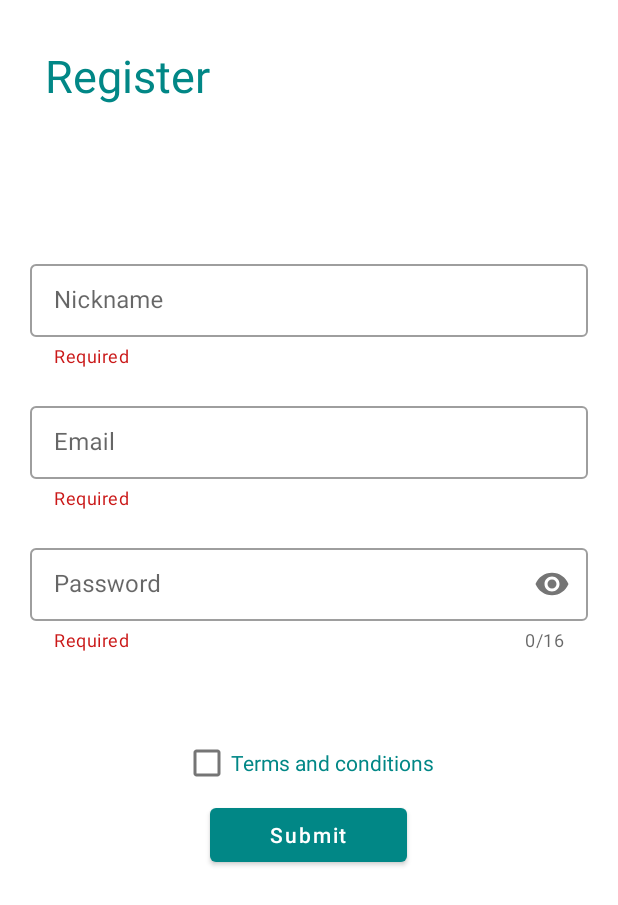
After one commit to liadT22/ImBoard, an Android app: the RegisterFragment screen opened through its navigation route, on a phone screen of 412 x 824 dp. The commit adds this screen. Shown: the top 905 px of the screen. Run offline under Robolectric (Android 15) with nearby library versions, the phone set to English and light mode, and no system bars; 2 statements that could not run were skipped.

Commit message:
added register and basic register requirements for a user

```diff
--- a/app/src/main/java/com/example/imboard/fragments/AccountFragment.kt
+++ b/app/src/main/java/com/example/imboard/fragments/AccountFragment.kt
@@ -7,7 +7,7 @@ import android.view.View
 import android.view.ViewGroup
 import com.example.imboard.R
 import com.example.imboard.databinding.FragmentAccountBinding
-import il.co.syntax.fullarchitectureretrofithiltkotlin.utils.autoCleared
+import com.example.imboard.util.autoCleared
 
 class AccountFragment : Fragment() {
 
--- a/app/src/main/java/com/example/imboard/fragments/LobbyScreenFragment.kt
+++ b/app/src/main/java/com/example/imboard/fragments/LobbyScreenFragment.kt
@@ -7,7 +7,7 @@ import android.view.ViewGroup
 import androidx.fragment.app.Fragment
 import com.bumptech.glide.Glide
 import com.example.imboard.databinding.LobbyScreenBinding
-import il.co.syntax.fullarchitectureretrofithiltkotlin.utils.autoCleared
+import com.example.imboard.util.autoCleared
 
 class LobbyScreenFragment : Fragment() {
     private var binding : LobbyScreenBinding by autoCleared()
--- a/app/src/main/java/com/example/imboard/fragments/NewLobbyFragment.kt
+++ b/app/src/main/java/com/example/imboard/fragments/NewLobbyFragment.kt
@@ -7,7 +7,7 @@ import android.view.View
 import android.view.ViewGroup
 import com.example.imboard.R
 import com.example.imboard.databinding.FragmentNewLobbyBinding
-import il.co.syntax.fullarchitectureretrofithiltkotlin.utils.autoCleared
+import com.example.imboard.util.autoCleared
 
 class NewLobbyFragment : Fragment() {
     private var binding : FragmentNewLobbyBinding by autoCleared()
--- /dev/null
+++ b/app/src/main/java/com/example/imboard/fragments/RegisterFragment.kt
@@ -0,0 +1,184 @@
+package com.example.imboard.fragments
+
+import android.app.AlertDialog
+import android.os.Bundle
+import android.util.Patterns
+import android.view.LayoutInflater
+import android.view.View
+import android.view.ViewGroup
+import androidx.fragment.app.Fragment
+import com.example.imboard.R
+import com.example.imboard.databinding.FragmentRegisterScreenBinding
+import com.example.imboard.util.autoCleared
+
+
+class RegisterFragment : Fragment() {
+
+    private var binding: FragmentRegisterScreenBinding by autoCleared()
+    override fun onCreateView(
+        inflater: LayoutInflater,
+        container: ViewGroup?,
+        savedInstanceState: Bundle?
+    ): View? {
+        binding = FragmentRegisterScreenBinding.inflate(inflater, container, false)
+
+        val builder = createThermsAlertDialog()
+        binding.regSubmitBtn.isClickable = false
+
+        //popup alertdialog of therms when press checkbox
+        binding.regTacCheckBox.setOnCheckedChangeListener { buttonView, isChecked ->
+            if(binding.regTacCheckBox.isChecked === true)
+                builder?.show()
+            if(binding.regTacCheckBox.isChecked === true)
+                binding.regSubmitBtn.isClickable = true
+            else binding.regSubmitBtn.isClickable = false
+        }
+
+        emailFocusListener()
+        passwordFocusListener()
+        nicknameFocusListener()
+
+        binding.regSubmitBtn.setOnClickListener { submitRegister() }
+
+        return binding.root
+    }
+
+    fun userChoice(choice: String?) {
+        if (choice === "Agree")
+            binding.regTacCheckBox.isChecked = true
+        else if (choice === "DisAgree")
+            binding.regTacCheckBox.isChecked = false
+    }
+
+    private fun createThermsAlertDialog(): AlertDialog.Builder? {
+        return AlertDialog.Builder(context).setTitle("Terms and conditions")
+            .setMessage("bla")
+            .setPositiveButton("Agree") { dialogInterface, it ->
+                userChoice("Agree")
+                dialogInterface.cancel()
+            }
+            .setNegativeButton("DisAgree") { dialogInterface, it ->
+                userChoice("DisAgree")
+                dialogInterface.cancel()
+            }
+    }
+
+    private fun submitRegister()
+    {
+        binding.regEmailContainer.helperText = validEmail()
+        binding.regPasswordContainer.helperText = validPassword()
+        binding.regNickContainer.helperText = validNickname()
+
+        val validEmail = binding.regEmailContainer.helperText == null
+        val validPassword = binding.regPasswordContainer.helperText == null
+        val validNickname = binding.regNickContainer.helperText == null
+
+        if (validEmail && validPassword && validNickname && binding.regTacCheckBox.isChecked === true)
+            resetForm()
+        else
+            invalidForm()
+    }
+
+    private fun invalidForm()
+    {
+        var message = ""
+        if(binding.regEmailContainer.helperText != null)
+            message += "\n\nEmail: " + binding.regEmailContainer.helperText
+        if(binding.regPasswordContainer.helperText != null)
+            message += "\n\nPassword: " + binding.regPasswordContainer.helperText
+        if(binding.regNickContainer.helperText != null)
+            message += "\n\nNickname: " + binding.regNickContainer.helperText
+
+        AlertDialog.Builder(context)
+            .setTitle("Invalid Form")
+            .setMessage(message)
+            .setPositiveButton("Okay"){ _,_ ->
+                // do nothing
+            }
+            .show()
+    }
+
+    private fun resetForm()
+    {
+        var message = "Email: " + binding.regEmailEditTxt.text
+        message += "\nPassword: " + binding.regPasswordEditTxt.text
+        AlertDialog.Builder(context)
+            .setTitle("Form submitted")
+            .setMessage(message)
+            .setPositiveButton("Okay"){ _,_ ->
+                binding.regEmailEditTxt.text = null
+                binding.regPasswordEditTxt.text = null
+                binding.regNickEditTxt.text = null
+
+                binding.regEmailContainer.helperText = getString(R.string.required)
+                binding.regPasswordContainer.helperText = getString(R.string.required)
+                binding.regNickContainer.helperText = getString(R.string.required)
+            }
+            .show()
+    }
+
+    private fun emailFocusListener()
+    {
+        binding.regEmailEditTxt.setOnFocusChangeListener { _, focused ->
+            if(!focused)
+            {
+                binding.regEmailContainer.helperText = validEmail()
+            }
+        }
+    }
+    private fun nicknameFocusListener(){
+        binding.regNickEditTxt.setOnFocusChangeListener { _, focused ->
+            if(!focused)
+            {
+                binding.regNickContainer.helperText = validNickname()
+            }
+        }
+    }
+    private fun validNickname(): String?
+    {
+        val nickname = binding.regNickEditTxt.text.toString()
+        if(nickname.length < 3)
+            return "Minimum 3 Character Nickname"
+        return null
+    }
+
+    private fun validEmail(): String?
+    {
+        val emailText = binding.regEmailEditTxt.text.toString()
+        if(!Patterns.EMAIL_ADDRESS.matcher(emailText).matches())
+        {
+            return "Invalid Email Address"
+        }
+        return null
+    }
+
+    private fun passwordFocusListener()
+    {
+        binding.regPasswordEditTxt.setOnFocusChangeListener { _, focused ->
+            if(!focused)
+            {
+                binding.regPasswordContainer.helperText = validPassword()
+            }
+        }
+    }
+
+    private fun validPassword(): String?
+    {
+        val passwordText = binding.regPasswordEditTxt.text.toString()
+        if(passwordText.length < 8)
+        {
+            return "Minimum 8 Character Password"
+        }
+        if(!passwordText.matches(".*[A-Z].*".toRegex()))
+        {
+            return "Must Contain 1 Upper-case Character"
+        }
+        if(!passwordText.matches(".*[a-z].*".toRegex()))
+        {
+            return "Must Contain 1 Lower-case Character"
+        }
+
+        return null
+    }
+
+}
--- a/app/src/main/java/com/example/imboard/fragments/SearchFragment.kt
+++ b/app/src/main/java/com/example/imboard/fragments/SearchFragment.kt
@@ -7,7 +7,7 @@ import android.view.View
 import android.view.ViewGroup
 import com.example.imboard.R
 import com.example.imboard.databinding.FragmentSearchBinding
-import il.co.syntax.fullarchitectureretrofithiltkotlin.utils.autoCleared
+import com.example.imboard.util.autoCleared
 
 class SearchFragment : Fragment() {
     private var binding : FragmentSearchBinding by autoCleared()
--- a/app/src/main/java/com/example/imboard/fragments/ShopFragment.kt
+++ b/app/src/main/java/com/example/imboard/fragments/ShopFragment.kt
@@ -7,7 +7,7 @@ import android.view.View
 import android.view.ViewGroup
 import com.example.imboard.R
 import com.example.imboard.databinding.FragmentShopBinding
-import il.co.syntax.fullarchitectureretrofithiltkotlin.utils.autoCleared
+import com.example.imboard.util.autoCleared
 
 class ShopFragment : Fragment() {
     private var binding : FragmentShopBinding by autoCleared()
--- /dev/null
+++ b/app/src/main/res/layout/fragment_register_screen.xml
@@ -0,0 +1,104 @@
+<?xml version="1.0" encoding="utf-8"?>
+<LinearLayout xmlns:android="http://schemas.android.com/apk/res/android"
+    xmlns:app="http://schemas.android.com/apk/res-auto"
+    xmlns:tools="http://schemas.android.com/tools"
+    android:layout_width="match_parent"
+    android:layout_height="match_parent"
+    android:orientation="vertical"
+    tools:context=".fragments.RegisterFragment">
+
+    <TextView
+        android:layout_width="match_parent"
+        android:layout_height="wrap_content"
+        android:layout_margin="30dp"
+        android:text="Register"
+        android:textColor="@color/teal_700"
+        android:textSize="30sp" />
+
+    <com.google.android.material.textfield.TextInputLayout
+        android:id="@+id/reg_nick_container"
+        style="@style/Widget.MaterialComponents.TextInputLayout.OutlinedBox.Dense"
+        android:layout_width="match_parent"
+        android:layout_height="wrap_content"
+        android:layout_marginStart="20dp"
+        android:layout_marginBottom="20dp"
+        android:layout_marginTop="70dp"
+        android:layout_marginEnd="20dp"
+        app:helperText="@string/required"
+        app:helperTextTextColor="@color/red">
+
+        <com.google.android.material.textfield.TextInputEditText
+            android:id="@+id/reg_nick_editTxt"
+            android:layout_width="match_parent"
+            android:layout_height="match_parent"
+            android:hint="Nickname"
+            android:inputType="text"
+            android:lines="1" />
+
+    </com.google.android.material.textfield.TextInputLayout>
+
+    <com.google.android.material.textfield.TextInputLayout
+        android:id="@+id/reg_email_container"
+        style="@style/Widget.MaterialComponents.TextInputLayout.OutlinedBox.Dense"
+        android:layout_width="match_parent"
+        android:layout_height="wrap_content"
+        android:layout_marginBottom="20dp"
+        android:layout_marginStart="20dp"
+        android:layout_marginEnd="20dp"
+        app:helperText="@string/required"
+        app:helperTextTextColor="@color/red">
+
+        <com.google.android.material.textfield.TextInputEditText
+            android:id="@+id/reg_email.editTxt"
+            android:layout_width="match_parent"
+            android:layout_height="match_parent"
+            android:hint="Email"
+            android:inputType="textEmailAddress"
+            android:lines="1" />
+    </com.google.android.material.textfield.TextInputLayout>
+
+    <com.google.android.material.textfield.TextInputLayout
+        android:id="@+id/reg_password_container"
+        style="@style/Widget.MaterialComponents.TextInputLayout.OutlinedBox.Dense"
+        android:layout_width="match_parent"
+        android:layout_height="wrap_content"
+        android:layout_marginStart="20dp"
+        android:layout_marginEnd="20dp"
+        android:layout_marginBottom="50dp"
+        app:counterEnabled="true"
+        app:counterMaxLength="16"
+        app:helperText="@string/required"
+        app:helperTextTextColor="@color/red"
+        app:passwordToggleEnabled="true">
+
+        <com.google.android.material.textfield.TextInputEditText
+            android:id="@+id/reg_password.editTxt"
+            android:layout_width="match_parent"
+            android:layout_height="match_parent"
+            android:hint="Password"
+            android:inputType="textPassword"
+            android:lines="1"
+            android:maxLength="16" />
+
+    </com.google.android.material.textfield.TextInputLayout>
+
+    <CheckBox
+        android:id="@+id/reg_tac_checkBox"
+        android:layout_width="wrap_content"
+        android:layout_height="wrap_content"
+        android:layout_gravity="center"
+        android:text="Terms and conditions"
+        android:textColor="@color/teal_700" />
+
+    <Button
+        android:id="@+id/reg_submit_btn"
+        android:layout_width="wrap_content"
+        android:layout_height="wrap_content"
+        android:layout_gravity="center"
+        android:paddingStart="40dp"
+        android:paddingEnd="40dp"
+        android:text="Submit"
+        android:textAllCaps="false" />
+
+
+</LinearLayout>
--- a/app/src/main/res/navigation/my_nav_fix.xml
+++ b/app/src/main/res/navigation/my_nav_fix.xml
@@ -12,7 +12,18 @@
         tools:layout="@layout/fragment_register_or_login_screen" >
         <action
             android:id="@+id/action_registerOrLoginScreenFragment_to_mainActivity2"
-            app:destination="@id/mainActivity2" />
+            app:destination="@id/mainActivity2"
+            app:enterAnim="@anim/from_right"
+            app:exitAnim="@anim/to_left"
+            app:popEnterAnim="@anim/from_left"
+            app:popExitAnim="@anim/to_right" />
+        <action
+            android:id="@+id/action_registerOrLoginScreenFragment_to_registerFragment"
+            app:destination="@id/registerFragment"
+            app:enterAnim="@anim/from_right"
+            app:exitAnim="@anim/to_left"
+            app:popEnterAnim="@anim/from_left"
+            app:popExitAnim="@anim/to_right" />
     </fragment>
     <activity
         android:id="@+id/mainActivity2"
@@ -39,4 +50,17 @@
         android:name="com.example.imboard.fragments.NewLobbyFragment"
         android:label="fragment_new_lobby"
         tools:layout="@layout/fragment_new_lobby" />
+    <fragment
+        android:id="@+id/registerFragment"
+        android:name="com.example.imboard.fragments.RegisterFragment"
+        android:label="fragment_register_screen"
+        tools:layout="@layout/fragment_register_screen" >
+        <action
+            android:id="@+id/action_registerFragment_to_mainActivity2"
+            app:destination="@id/mainActivity2"
+            app:enterAnim="@anim/from_right"
+            app:exitAnim="@anim/to_left"
+            app:popEnterAnim="@anim/from_left"
+            app:popExitAnim="@anim/to_right" />
+    </fragment>
 </navigation>
--- a/app/src/main/res/values/strings.xml
+++ b/app/src/main/res/values/strings.xml
@@ -3,4 +3,5 @@
     <!-- TODO: Remove or change this placeholder text -->
     <string name="hello_blank_fragment">Hello blank fragment</string>
     <string name="back_text"><![CDATA[< Back]]></string>
+    <string name="required">Required</string>
 </resources>
```
Also changed, not shown: app/src/main/java/com/example/imboard/fragments/RegisterOrLoginScreenFragment.kt (+4 -3 lines).
